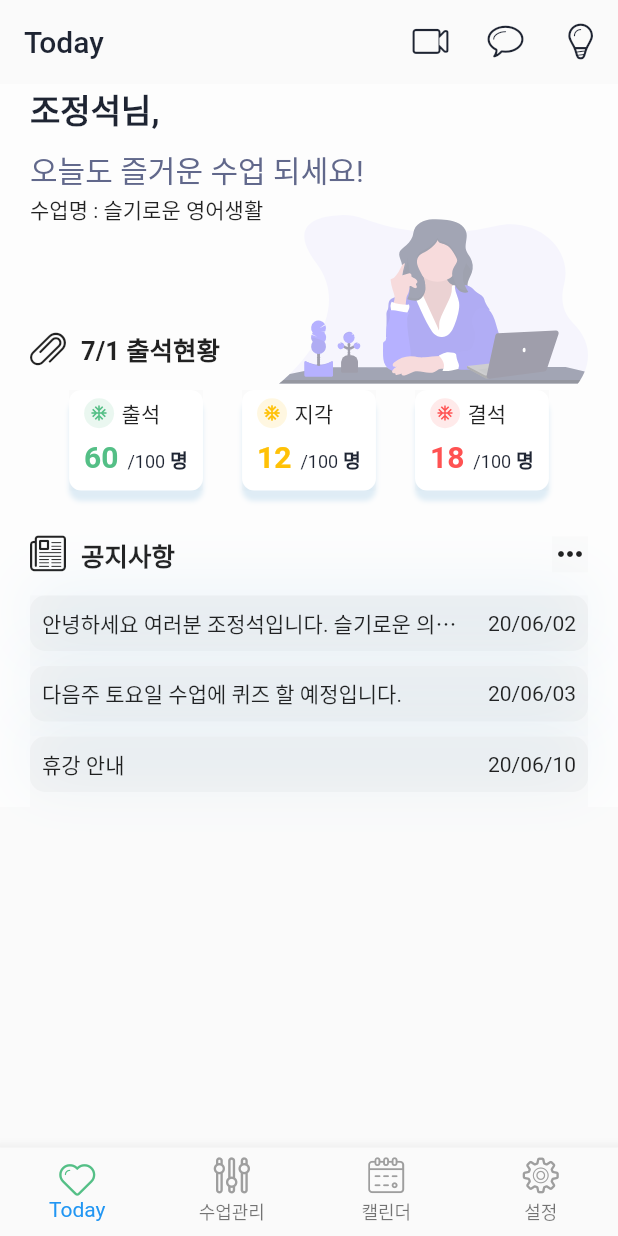
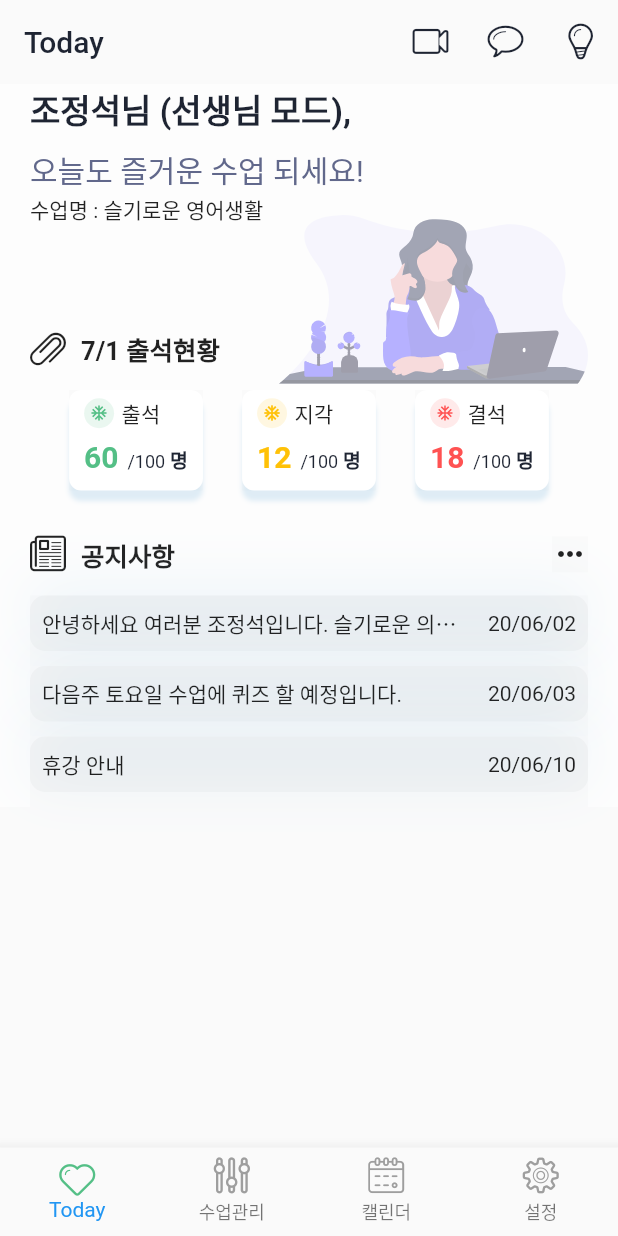
Before and after one commit to zipnyom/semble, a Flutter app: the screen it shows once a user with an empty profile is signed in, on a phone screen of 412 x 824 dp. Run offline on Flutter 3.47's test engine with Material 2 defaults, Android fonts, the phone set to English and light mode, and no system bars; drawn by our look-alikes of showcaseview; our stand-ins replace cloud_firestore, firebase_auth, fl_chart, flutter_speed_dial, flutter_svg, image_picker and 4 more; missing offline and left inert: cloud_firestore_web, firebase_auth_web, firebase_core_web, flutter_beacon, nfc_in_flutter, quill_delta and 2 more; accounts and stored records are empty; generated files the repository leaves out were written again.

```diff
--- a/lib/main.dart
+++ b/lib/main.dart
@@ -2,6 +2,8 @@ import 'package:firebase_auth/firebase_auth.dart';
 import 'package:flutter/cupertino.dart';
 import 'package:flutter/material.dart';
 import 'package:flutter_localizations/flutter_localizations.dart';
+import 'package:provider/provider.dart';
+import 'package:schuul/src/data/provider/mode_provider.dart';
 import 'package:schuul/src/widgets/auth_stream.dart';
 
 // void main() => initializeDateFormatting().then((_) => runApp(MyApp()));
@@ -17,7 +19,11 @@ Future<FirebaseUser> getCurrentUser() async {
 class MyApp extends StatelessWidget {
   @override
   Widget build(BuildContext context) {
-    return MaterialApp(
+    return MultiProvider(
+      providers: [
+        ChangeNotifierProvider(create: (_) => Mode()),
+      ],
+      child: MaterialApp(
           debugShowCheckedModeBanner: false,
           localizationsDelegates: [
             GlobalMaterialLocalizations.delegate,
@@ -30,10 +36,9 @@ class MyApp extends StatelessWidget {
             const Locale('ko', 'KO'),
           ],
           theme: ThemeData(
-          bottomSheetTheme: BottomSheetThemeData(
-            backgroundColor: Colors.transparent
-          )
-        ),
-        home: AuthStream());
+              bottomSheetTheme:
+                  BottomSheetThemeData(backgroundColor: Colors.transparent)),
+          home: AuthStream()),
+    );
   }
 }
--- /dev/null
+++ b/lib/src/data/provider/mode_provider.dart
@@ -0,0 +1,33 @@
+import 'package:flutter/material.dart';
+import 'package:schuul/src/obj/clicker.dart';
+
+enum Modes { teacher, student }
+
+extension ModesExtention on Modes {
+  String get name {
+    switch (this) {
+      case Modes.teacher:
+        return '선생님 모드';
+      case Modes.student:
+        return '학생 모드';
+      default:
+        return null;
+    }
+  }
+}
+
+class Mode with ChangeNotifier {
+  Modes _mode = Modes.teacher;
+
+  Modes get mode => _mode;
+
+  set mode(Modes mode) {
+    _mode = mode;
+    notifyListeners();
+  }
+
+  toggle() {
+    _mode = _mode == Modes.teacher ? Modes.student : Modes.teacher;
+    notifyListeners();
+  }
+}
--- a/lib/src/screens/main/home_page.dart
+++ b/lib/src/screens/main/home_page.dart
@@ -1,8 +1,10 @@
 import 'package:cloud_firestore/cloud_firestore.dart';
 import 'package:flutter/material.dart';
 import 'package:flutter_svg/svg.dart';
+import 'package:provider/provider.dart';
 import 'package:schuul/src/constants.dart';
 import 'package:schuul/src/data/enums/attend_type.dart';
+import 'package:schuul/src/data/provider/mode_provider.dart';
 import 'package:schuul/src/presentation/custom_icon_icons.dart';
 import 'package:schuul/src/screens/main/clicker_list.dart';
 import 'package:schuul/src/obj/class_model.dart';
@@ -117,13 +119,14 @@ class _HomePageState extends State<HomePage> {
             Background(size: size),
             Container(
               decoration: BoxDecoration(color: Colors.white.withOpacity(.5)),
-              child: Padding(
+              child: Consumer<Mode>(
+                builder: (context, pMode, child) => Padding(
                   padding: EdgeInsets.symmetric(horizontal: 20),
                   child: SingleChildScrollView(
                     child: Column(
                       crossAxisAlignment: CrossAxisAlignment.start,
                       children: [
-                      Text("조정석님,", style: kHeadingextStyle),
+                        Text("조정석님 \(${pMode.mode.name}\),", style: kHeadingextStyle),
                         Text("오늘도 즐거운 수업 되세요!", style: kSubheadingextStyle),
                         Text("수업명 : 슬기로운 영어생활"),
                         SizedBox(
@@ -164,6 +167,7 @@ class _HomePageState extends State<HomePage> {
                         NarrowGap(),
                         NoticeList()
                       ],
+                    ),
                   ),
                 ),
               ),
```
Also changed, not shown: lib/src/screens/main/account_page.dart (+11 -33 lines). Lines whose indentation alone changed are shown as unchanged.
